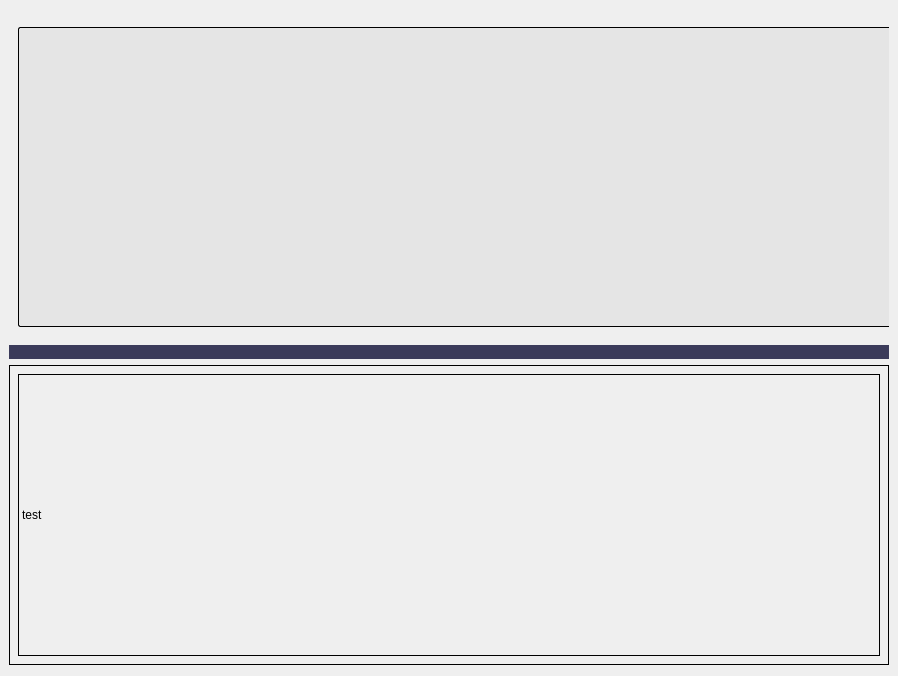
Above: ui/choose-titles-page.ui from xbryan25/movie-tvshow-review-app before the change. Below: the same form after it.
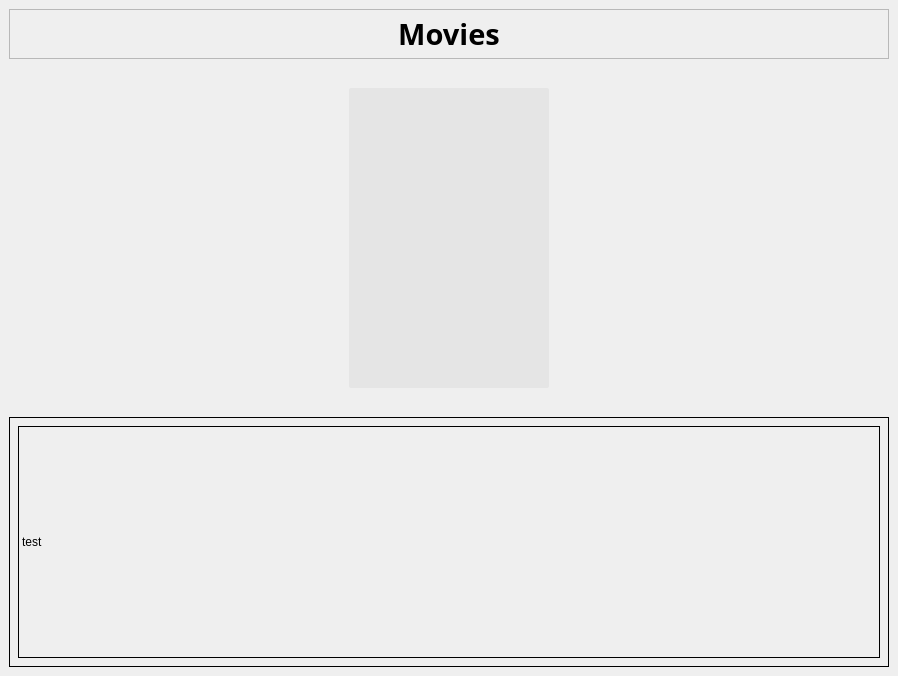
That is the form after the change.

Commit message: Add movies label and edit the look of the scrollbar

Diff of the .ui file:
```diff
--- a/ui/choose-titles-page.ui
+++ b/ui/choose-titles-page.ui
@@ -15,6 +15,48 @@
   </property>
   <widget class="QWidget" name="centralwidget">
    <layout class="QVBoxLayout" name="verticalLayout">
+    <item>
+     <widget class="QFrame" name="frame">
+      <property name="maximumSize">
+       <size>
+        <width>16777215</width>
+        <height>50</height>
+       </size>
+      </property>
+      <property name="frameShape">
+       <enum>QFrame::StyledPanel</enum>
+      </property>
+      <property name="frameShadow">
+       <enum>QFrame::Raised</enum>
+      </property>
+      <layout class="QHBoxLayout" name="horizontalLayout">
+       <item>
+        <widget class="QLabel" name="label_3">
+         <property name="maximumSize">
+          <size>
+           <width>16777215</width>
+           <height>50</height>
+          </size>
+         </property>
+         <property name="font">
+          <font>
+           <family>Oswald SemiBold</family>
+           <pointsize>22</pointsize>
+           <weight>75</weight>
+           <bold>true</bold>
+          </font>
+         </property>
+         <property name="text">
+          <string>Movies</string>
+         </property>
+         <property name="alignment">
+          <set>Qt::AlignCenter</set>
+         </property>
+        </widget>
+       </item>
+      </layout>
+     </widget>
+    </item>
     <item>
      <widget class="QScrollArea" name="scrollArea">
       <property name="maximumSize">
@@ -24,22 +66,30 @@
        </size>
       </property>
       <property name="styleSheet">
-       <string notr="true">QScrollBar{
-}
-
+       <string notr="true">
 QScrollBar:horizontal{
 	border: none;
-	background-color: rgb(59, 59, 90);
-	height: 14px;
-	margin: 15px 0 15px 0;
-	border-radius: 0px;
+	background-color: rgb(43, 56, 138);
+	height: 10px;
+	margin: 0 0 0 0;
+	border-radius: 5px;
 }
 
+
 QScrollBar::handle:horizontal{
-	background-color: rgb(80, 80, 122);
+	background-color: rgb(131, 207, 241);
 	min-width: 30px;
 	border-radius: 7px;
 }
+
+
+QScrollBar::handle:horizontal:hover{
+	background-color: rgb(131, 180, 210);
+}
+
+QScrollBar::handle:horizontal:pressed{
+	background-color: rgb(120, 170, 190);
+}
 </string>
       </property>
       <property name="frameShape">
@@ -54,10 +104,10 @@
       <widget class="QWidget" name="scrollAreaWidgetContents">
        <property name="geometry">
         <rect>
-         <x>-1</x>
+         <x>0</x>
          <y>0</y>
-         <width>1018</width>
-         <height>336</height>
+         <width>880</width>
+         <height>346</height>
         </rect>
        </property>
        <layout class="QGridLayout" name="gridLayout">
@@ -65,13 +115,13 @@
          <widget class="QLabel" name="label">
           <property name="minimumSize">
            <size>
-            <width>1000</width>
+            <width>200</width>
             <height>300</height>
            </size>
           </property>
           <property name="maximumSize">
            <size>
-            <width>1000</width>
+            <width>200</width>
             <height>300</height>
            </size>
           </property>
@@ -79,8 +129,7 @@
            <string notr="true">QLabel{
 background-color: rgb(229, 229, 229);
 border-radius: 2px;
-border-width: 1px;
-border-color: black;
+
 border-style: outset;
 }
 
@@ -107,13 +156,13 @@
       <property name="minimumSize">
        <size>
         <width>0</width>
-        <height>300</height>
+        <height>250</height>
        </size>
       </property>
       <property name="maximumSize">
        <size>
         <width>16777215</width>
-        <height>300</height>
+        <height>250</height>
        </size>
       </property>
       <property name="styleSheet">
```
Left out of the diff: 3 changed lines with no effect on the pictures. The commit also changes 3 other files.
